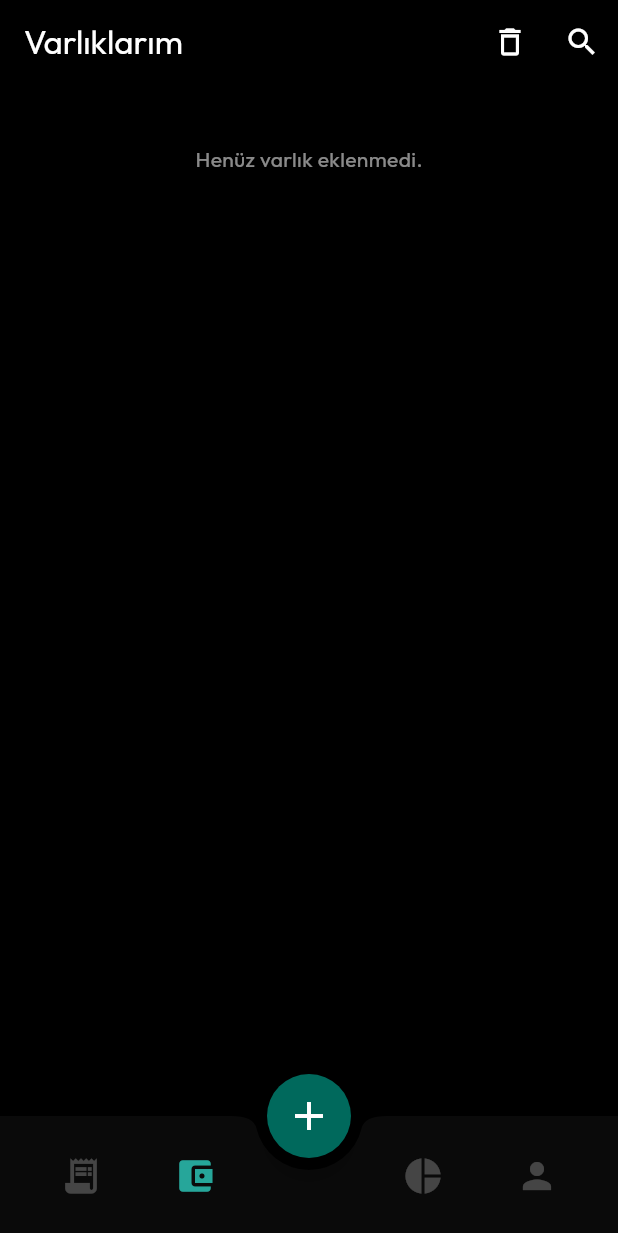
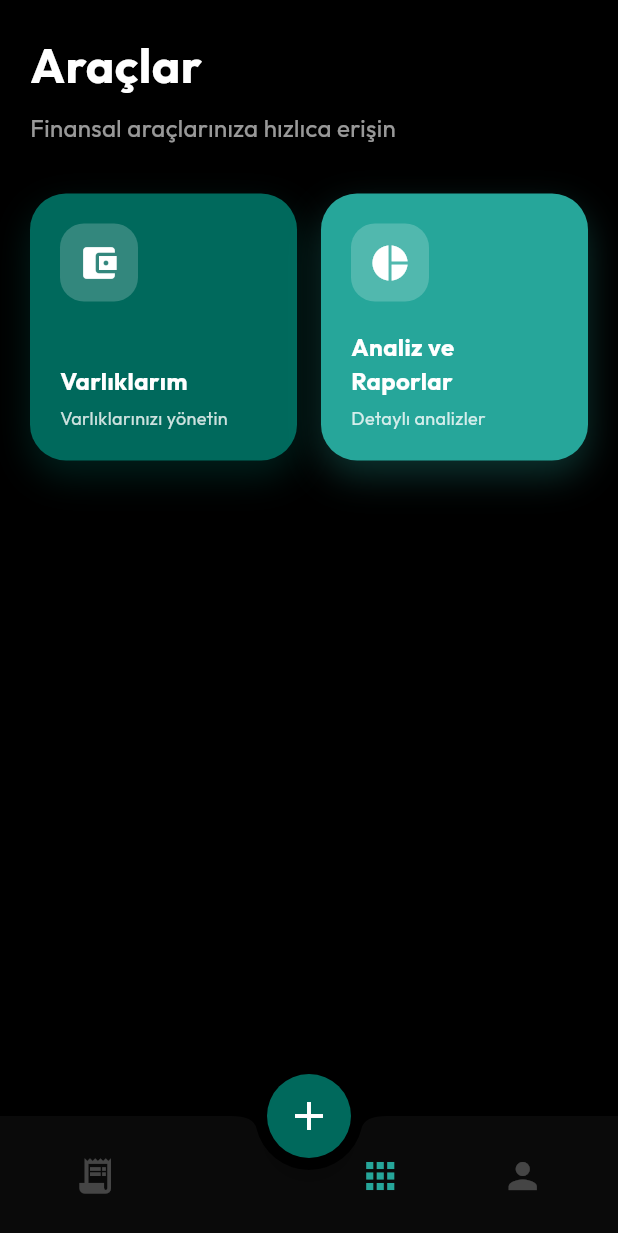
Before and after one commit to SeyitAltintas/Cashly, a Flutter app: the screen it shows after launch, item 2 of the bottom bar chosen, on a phone screen of 412 x 824 dp. Shown: the top 1233 px of the screen. Run offline on Flutter 3.47's test engine with Material 3 defaults, Android fonts, the phone set to English and light mode, and no system bars; our stand-ins replace fl_chart, flutter_tts, google_fonts, hive_flutter, image_picker, local_auth and 1 more; accounts and stored records are empty.

Commit message:
BottomNavigationBar güncellendi

```diff
--- /dev/null
+++ b/lib/features/tools/presentation/pages/tools_page.dart
@@ -0,0 +1,184 @@
+import 'package:flutter/material.dart';
+
+class ToolsPage extends StatelessWidget {
+  final VoidCallback onAssetsPressed;
+  final VoidCallback onAnalysisPressed;
+
+  const ToolsPage({
+    super.key,
+    required this.onAssetsPressed,
+    required this.onAnalysisPressed,
+  });
+
+  @override
+  Widget build(BuildContext context) {
+    return Scaffold(
+      body: SafeArea(
+        child: Padding(
+          padding: const EdgeInsets.all(20.0),
+          child: Column(
+            crossAxisAlignment: CrossAxisAlignment.start,
+            children: [
+              // Header
+              TweenAnimationBuilder<double>(
+                tween: Tween(begin: 0.0, end: 1.0),
+                duration: const Duration(milliseconds: 500),
+                builder: (context, value, child) {
+                  return Opacity(
+                    opacity: value,
+                    child: Transform.translate(
+                      offset: Offset(0, 20 * (1 - value)),
+                      child: child,
+                    ),
+                  );
+                },
+                child: Column(
+                  crossAxisAlignment: CrossAxisAlignment.start,
+                  children: [
+                    Text(
+                      "Araçlar",
+                      style: TextStyle(
+                        fontSize: 32,
+                        fontWeight: FontWeight.bold,
+                        color: Theme.of(context).colorScheme.onSurface,
+                      ),
+                    ),
+                    const SizedBox(height: 8),
+                    Text(
+                      "Finansal araçlarınıza hızlıca erişin",
+                      style: TextStyle(
+                        fontSize: 16,
+                        color: Theme.of(
+                          context,
+                        ).colorScheme.onSurface.withValues(alpha: 0.6),
+                      ),
+                    ),
+                  ],
+                ),
+              ),
+              const SizedBox(height: 32),
+              // Tool Cards
+              Expanded(
+                child: GridView.count(
+                  crossAxisCount: 2,
+                  crossAxisSpacing: 16,
+                  mainAxisSpacing: 16,
+                  childAspectRatio: 1.0,
+                  children: [
+                    _buildToolCard(
+                      context,
+                      icon: Icons.account_balance_wallet,
+                      title: "Varlıklarım",
+                      subtitle: "Varlıklarınızı yönetin",
+                      gradientColors: [
+                        Theme.of(context).colorScheme.primary,
+                        Theme.of(context).colorScheme.primaryContainer,
+                      ],
+                      onTap: onAssetsPressed,
+                      delay: 100,
+                    ),
+                    _buildToolCard(
+                      context,
+                      icon: Icons.pie_chart,
+                      title: "Analiz ve\nRaporlar",
+                      subtitle: "Detaylı analizler",
+                      gradientColors: [
+                        Theme.of(context).colorScheme.secondary,
+                        Theme.of(context).colorScheme.secondaryContainer,
+                      ],
+                      onTap: onAnalysisPressed,
+                      delay: 200,
+                    ),
+                  ],
+                ),
+              ),
+            ],
+          ),
+        ),
+      ),
+    );
+  }
+
+  Widget _buildToolCard(
+    BuildContext context, {
+    required IconData icon,
+    required String title,
+    required String subtitle,
+    required List<Color> gradientColors,
+    required VoidCallback onTap,
+    required int delay,
+  }) {
+    return TweenAnimationBuilder<double>(
+      tween: Tween(begin: 0.0, end: 1.0),
+      duration: Duration(milliseconds: 500 + delay),
+      builder: (context, value, child) {
+        return Opacity(
+          opacity: value,
+          child: Transform.scale(scale: 0.8 + (0.2 * value), child: child),
+        );
+      },
+      child: Material(
+        color: Colors.transparent,
+        child: InkWell(
+          onTap: onTap,
+          borderRadius: BorderRadius.circular(24),
+          child: Container(
+            decoration: BoxDecoration(
+              gradient: LinearGradient(
+                colors: gradientColors,
+                begin: Alignment.topLeft,
+                end: Alignment.bottomRight,
+              ),
+              borderRadius: BorderRadius.circular(24),
+              boxShadow: [
+                BoxShadow(
+                  color: gradientColors[0].withValues(alpha: 0.3),
+                  blurRadius: 20,
+                  offset: const Offset(0, 10),
+                ),
+              ],
+            ),
+            child: Padding(
+              padding: const EdgeInsets.all(20.0),
+              child: Column(
+                crossAxisAlignment: CrossAxisAlignment.start,
+                mainAxisAlignment: MainAxisAlignment.spaceBetween,
+                children: [
+                  Container(
+                    padding: const EdgeInsets.all(12),
+                    decoration: BoxDecoration(
+                      color: Colors.white.withValues(alpha: 0.2),
+                      borderRadius: BorderRadius.circular(16),
+                    ),
+                    child: Icon(icon, color: Colors.white, size: 28),
+                  ),
+                  Column(
+                    crossAxisAlignment: CrossAxisAlignment.start,
+                    children: [
+                      Text(
+                        title,
+                        style: const TextStyle(
+                          color: Colors.white,
+                          fontSize: 16,
+                          fontWeight: FontWeight.bold,
+                        ),
+                      ),
+                      const SizedBox(height: 4),
+                      Text(
+                        subtitle,
+                        style: TextStyle(
+                          color: Colors.white.withValues(alpha: 0.8),
+                          fontSize: 12,
+                        ),
+                      ),
+                    ],
+                  ),
+                ],
+              ),
+            ),
+          ),
+        ),
+      ),
+    );
+  }
+}
--- a/lib/home_page.dart
+++ b/lib/home_page.dart
@@ -12,6 +12,7 @@ import 'features/assets/presentation/pages/assets_page.dart';
 import 'features/assets/data/models/asset_model.dart';
 import 'features/assets/presentation/widgets/add_asset_sheet.dart';
 import 'features/analysis/presentation/pages/analysis_page.dart';
+import 'features/tools/presentation/pages/tools_page.dart';
 import 'features/expenses/presentation/widgets/add_expense_sheet.dart';
 import 'features/expenses/presentation/widgets/voice_input_sheet.dart';
 
@@ -1512,7 +1513,7 @@ class _AnaSayfaState extends State<AnaSayfa> {
           ),
         ],
       );
-    } else if (_selectedIndex == 3) {
+    } else if (_selectedIndex == 2) {
       appBar = AppBar(
         automaticallyImplyLeading: false,
         title: const Text("Profil"),
@@ -1536,9 +1537,16 @@ class _AnaSayfaState extends State<AnaSayfa> {
         body: _selectedIndex == 0
             ? harcamalarBody
             : _selectedIndex == 1
-            ? AssetsPage(
+            ? ToolsPage(
+                onAssetsPressed: () {
+                  Navigator.push(
+                    context,
+                    MaterialPageRoute(
+                      builder: (context) => AssetsPage(
                         assets: varliklar.where((a) => !a.isDeleted).toList(),
-                deletedAssets: varliklar.where((a) => a.isDeleted).toList(),
+                        deletedAssets: varliklar
+                            .where((a) => a.isDeleted)
+                            .toList(),
                         onDelete: (asset) {
                           setState(() {
                             asset.isDeleted = true;
@@ -1648,12 +1656,22 @@ class _AnaSayfaState extends State<AnaSayfa> {
                             ),
                           );
                         },
-              )
-            : _selectedIndex == 2
-            ? AnalysisPage(
+                      ),
+                    ),
+                  );
+                },
+                onAnalysisPressed: () {
+                  Navigator.push(
+                    context,
+                    MaterialPageRoute(
+                      builder: (context) => AnalysisPage(
                         expenses: tumHarcamalar,
                         assets: varliklar,
                         selectedDate: secilenAy,
+                      ),
+                    ),
+                  );
+                },
               )
             : ProfilSayfasi(
                 authController: widget.authController,
@@ -1665,32 +1683,6 @@ class _AnaSayfaState extends State<AnaSayfa> {
               ),
         floatingActionButton: FloatingActionButton(
           onPressed: () {
-            if (_selectedIndex == 1) {
-              showModalBottomSheet(
-                context: context,
-                isScrollControlled: true,
-                backgroundColor: Colors.transparent,
-                builder: (context) => AddAssetSheet(
-                  onSave: (name, amount, quantity, category, type) {
-                    setState(() {
-                      varliklar.insert(
-                        0,
-                        Asset(
-                          id: DateTime.now().toString(),
-                          name: name,
-                          amount: amount,
-                          quantity: quantity,
-                          category: category,
-                          type: type,
-                          lastUpdated: DateTime.now(),
-                        ),
-                      );
-                    });
-                    varliklariKaydet();
-                  },
-                ),
-              );
-            } else {
             if (_selectedIndex != 0) {
               setState(() {
                 _selectedIndex = 0;
@@ -1701,11 +1693,8 @@ class _AnaSayfaState extends State<AnaSayfa> {
             } else {
               pencereAc();
             }
-            }
-          },
-          backgroundColor: _selectedIndex == 1
-              ? Theme.of(context).colorScheme.primary
-              : Theme.of(context).colorScheme.primary,
+          },
+          backgroundColor: Theme.of(context).colorScheme.primary,
           shape: const CircleBorder(),
           child: const Icon(Icons.add, color: Colors.white, size: 32),
         ),
@@ -1734,9 +1723,10 @@ class _AnaSayfaState extends State<AnaSayfa> {
                   },
                   tooltip: "Harcamalarım",
                 ),
+                const SizedBox(width: 48), // FAB için boşluk
                 IconButton(
                   icon: Icon(
-                    Icons.account_balance_wallet,
+                    Icons.apps,
                     color: _selectedIndex == 1
                         ? Theme.of(context).colorScheme.secondary
                         : Colors.white24,
@@ -1747,12 +1737,11 @@ class _AnaSayfaState extends State<AnaSayfa> {
                       _selectedIndex = 1;
                     });
                   },
-                  tooltip: "Varlıklarım",
-                ),
-                const SizedBox(width: 48), // FAB için boşluk
+                  tooltip: "Araçlar",
+                ),
                 IconButton(
                   icon: Icon(
-                    Icons.pie_chart,
+                    Icons.person,
                     color: _selectedIndex == 2
                         ? Theme.of(context).colorScheme.secondary
                         : Colors.white24,
@@ -1763,28 +1752,13 @@ class _AnaSayfaState extends State<AnaSayfa> {
                       _selectedIndex = 2;
                     });
                   },
-                  tooltip: "Analiz",
-                ),
-                IconButton(
-                  icon: Icon(
-                    Icons.person,
-                    color: _selectedIndex == 3
-                        ? Theme.of(context).colorScheme.secondary
-                        : Colors.white24,
-                    size: 28,
-                  ),
-                  onPressed: () {
-                    setState(() {
-                      _selectedIndex = 3;
-                    });
-                  },
-                  tooltip: "Kullanıcı Bilgileri",
-                ),
-              ],
-            ),
-          ),
-        ),
-      ),
-    );
-  }
-}
+                  tooltip: "Profil",
+                ),
+              ],
+            ),
+          ),
+        ),
+      ),
+    );
+  }
+}
```
Lines whose indentation alone changed are shown as unchanged.
